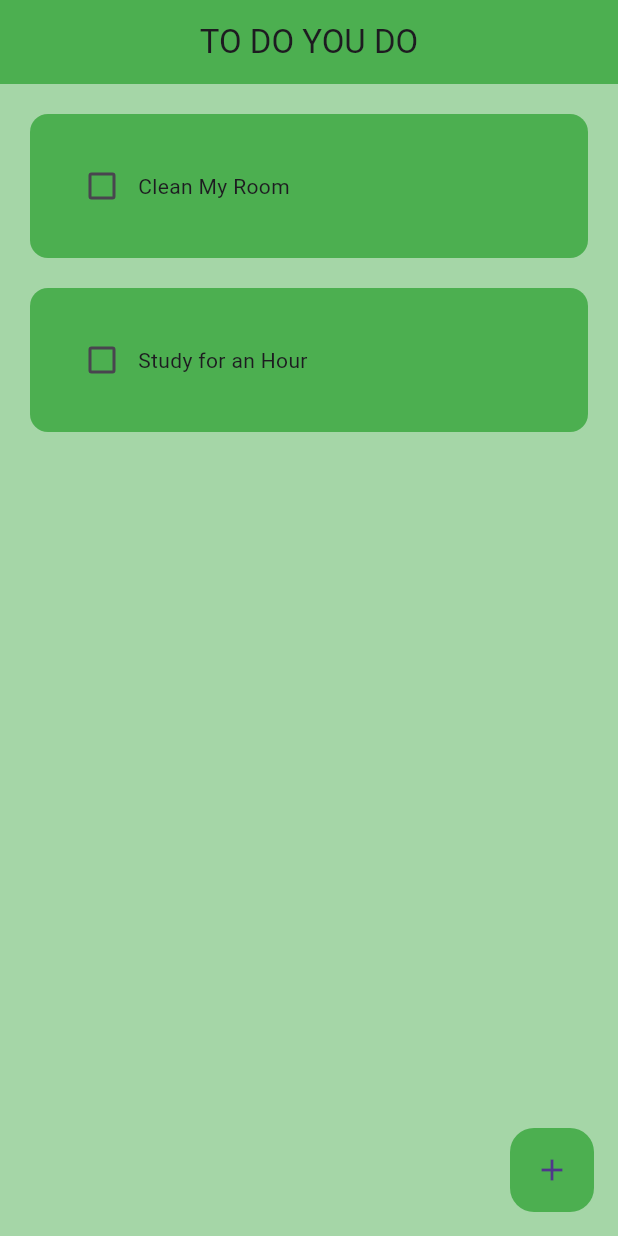
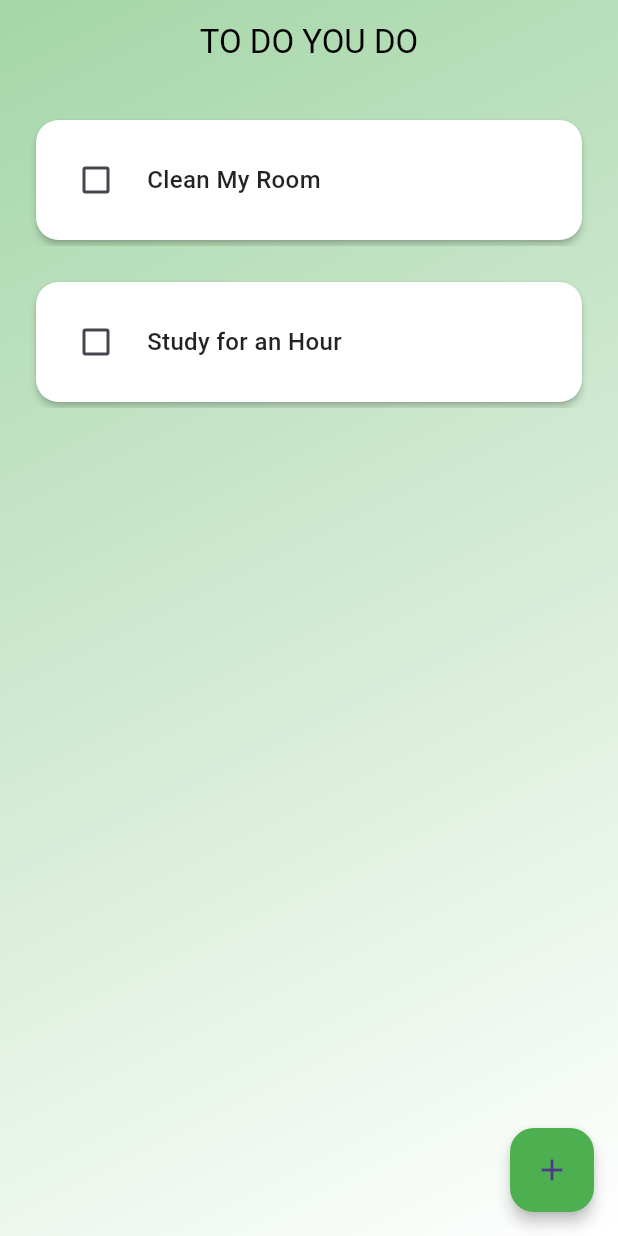
Before and after one commit to watch-r/ToDoYouDo, a Flutter app: the screen it shows after launch, on a phone screen of 412 x 824 dp. Run offline on Flutter 3.47's test engine with Material 3 defaults, Android fonts, the phone set to English and light mode, and no system bars; drawn by our look-alikes of flutter_slidable; our stand-ins replace hive_flutter; accounts and stored records are empty.

Commit message:
refactor: improve UI elements and theme consistency in homepage and todo tile

```diff
--- a/lib/main.dart
+++ b/lib/main.dart
@@ -16,10 +16,7 @@ class MainApp extends StatelessWidget {
     return MaterialApp(
       debugShowCheckedModeBanner: false,
       home: HomePage(),
-      theme: ThemeData(
-        primarySwatch: Colors.green,
-        appBarTheme: AppBarTheme(backgroundColor: Colors.green, centerTitle: true),
-      ),
+      theme: ThemeData(appBarTheme: AppBarTheme(centerTitle: true)),
     );
   }
 }
--- a/lib/pages/homepage.dart
+++ b/lib/pages/homepage.dart
@@ -66,15 +66,31 @@ class _HomePageState extends State<HomePage> {
   @override
   Widget build(BuildContext context) {
     return Scaffold(
-      backgroundColor: Colors.green[200],
-      appBar: AppBar(title: Text("TO DO YOU DO"), elevation: 0),
+      appBar: AppBar(
+        title: Text("TO DO YOU DO"),
+        elevation: 0,
+        backgroundColor: Colors.transparent,
+        foregroundColor: Colors.black,
+      ),
+      extendBodyBehindAppBar: true,
       floatingActionButton: FloatingActionButton(
         onPressed: () => createNewTask(),
         backgroundColor: Colors.green[500],
-        elevation: 0,
+        elevation: 4,
         child: Icon(Icons.add),
       ),
-      body: AnimatedList(
+      body: Container(
+        width: double.infinity,
+        height: double.infinity,
+        decoration: BoxDecoration(
+          gradient: LinearGradient(
+            begin: Alignment.topLeft,
+            end: Alignment.bottomRight,
+            colors: [Colors.green[200]!, Colors.white],
+          ),
+        ),
+        child: SafeArea(
+          child: AnimatedList(
             key: _listKey,
             initialItemCount: db.todoList.length,
             itemBuilder: (context, index, animation) {
@@ -88,6 +104,8 @@ class _HomePageState extends State<HomePage> {
                 ),
               );
             },
+          ),
+        ),
       ),
     );
   }
--- a/lib/utils/todo_tile.dart
+++ b/lib/utils/todo_tile.dart
@@ -31,23 +31,37 @@ class TodoTile extends StatelessWidget {
             ),
           ],
         ),
-        child: Container(
-          padding: EdgeInsets.all(24),
-          decoration: BoxDecoration(color: Colors.green, borderRadius: BorderRadius.circular(12)),
+        child: Card(
+          elevation: 2,
+          shape: RoundedRectangleBorder(borderRadius: BorderRadiusGeometry.circular(15)),
+          color: taskCompleted ? Colors.green[100] : Colors.white,
+          child: Padding(
+            padding: const EdgeInsets.all(16.0),
             child: Row(
               children: [
-              Checkbox(value: taskCompleted, onChanged: onChanged, activeColor: Colors.green[900]),
+                Checkbox(
+                  value: taskCompleted,
+                  onChanged: onChanged,
+                  activeColor: Colors.green[700],
+                ),
                 // taskname
-              Text(
+                SizedBox(width: 10),
+                Expanded(
+                  child: Text(
                     taskName,
                     style: TextStyle(
+                      fontSize: 16,
+                      fontWeight: FontWeight.w500,
                       decoration: taskCompleted ? TextDecoration.lineThrough : TextDecoration.none,
+                      color: taskCompleted ? Colors.grey : Colors.black87,
+                    ),
                   ),
                 ),
               ],
             ),
           ),
         ),
+      ),
     );
   }
 }
```
Lines whose indentation alone changed are shown as unchanged.
